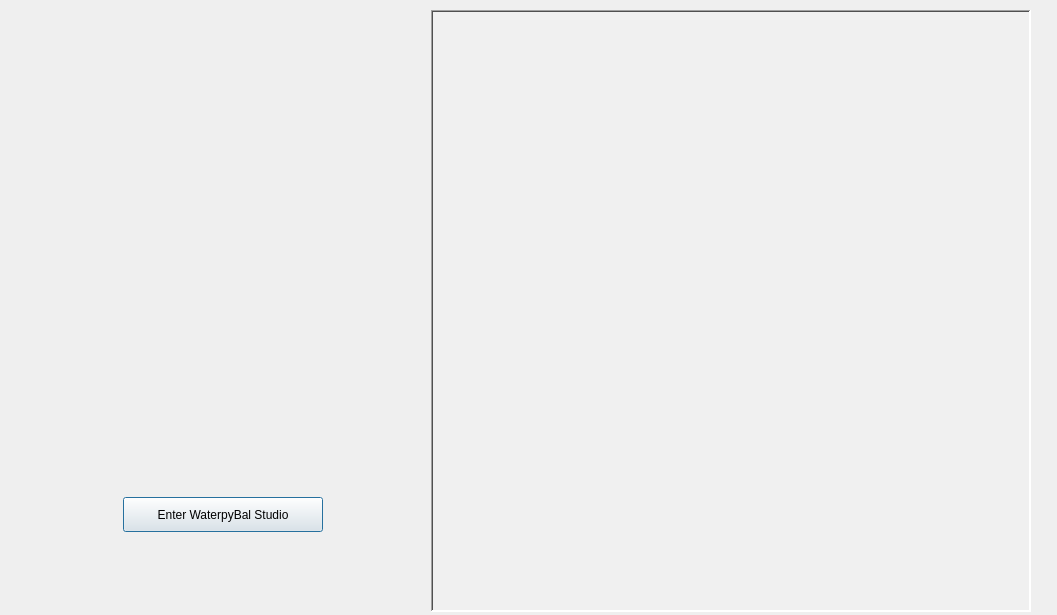
Old version of the form waterpybal_ui_py_inc_functions/waterpybal_ui_design/waterpybalstudiointro_window.ui in the repository IDAEA-EVS/waterpybal.
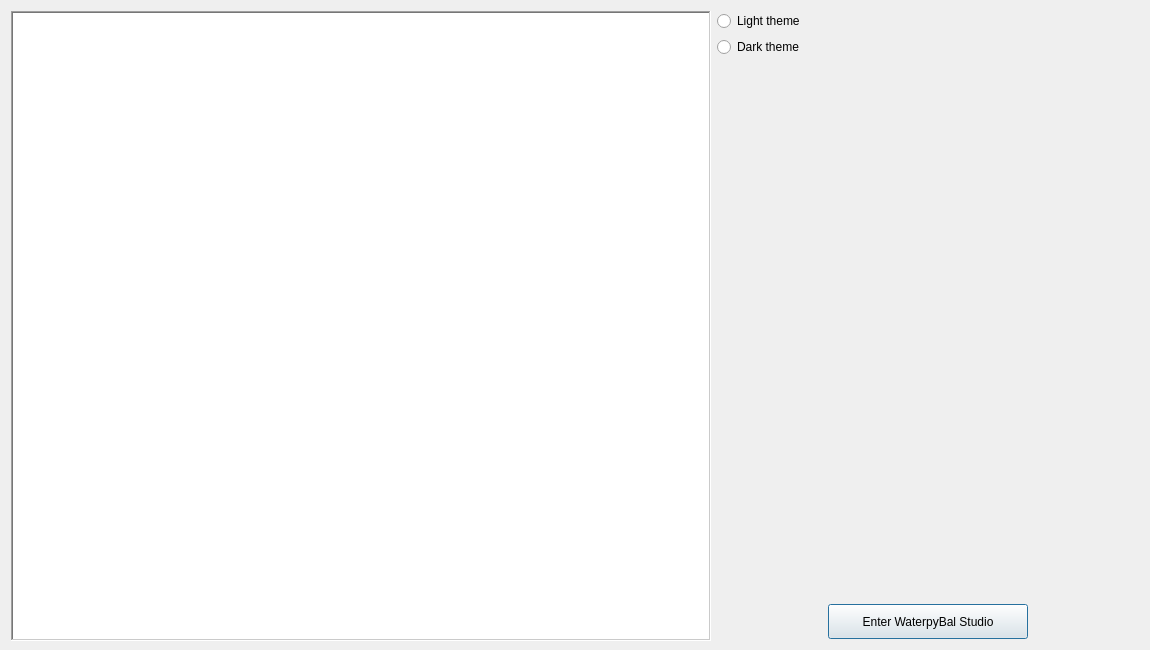
New version of the form. Icons and pictures are not drawn.

The edit to the form file:
```diff
--- a/waterpybal_ui_py_inc_functions/waterpybal_ui_design/waterpybalstudiointro_window.ui
+++ b/waterpybal_ui_py_inc_functions/waterpybal_ui_design/waterpybalstudiointro_window.ui
@@ -6,167 +6,173 @@
    <rect>
     <x>0</x>
     <y>0</y>
-    <width>1057</width>
-    <height>615</height>
+    <width>1150</width>
+    <height>650</height>
    </rect>
   </property>
   <property name="minimumSize">
    <size>
-    <width>1057</width>
-    <height>615</height>
+    <width>1150</width>
+    <height>650</height>
+   </size>
+  </property>
+  <property name="maximumSize">
+   <size>
+    <width>1300</width>
+    <height>800</height>
    </size>
   </property>
   <property name="windowTitle">
    <string>WaterPyBal Studio</string>
   </property>
-  <widget class="QWidget" name="">
-   <property name="geometry">
-    <rect>
-     <x>20</x>
-     <y>10</y>
-     <width>1011</width>
-     <height>602</height>
-    </rect>
-   </property>
-   <layout class="QHBoxLayout" name="horizontalLayout_2">
-    <item>
-     <layout class="QVBoxLayout" name="verticalLayout">
-      <item>
-       <widget class="QLabel" name="label">
-        <property name="minimumSize">
-         <size>
-          <width>400</width>
-          <height>400</height>
-         </size>
-        </property>
-        <property name="maximumSize">
-         <size>
-          <width>400</width>
-          <height>400</height>
-         </size>
-        </property>
-        <property name="text">
-         <string/>
-        </property>
-        <property name="pixmap">
-         <pixmap>../cat.jpg</pixmap>
-        </property>
-       </widget>
-      </item>
-      <item>
-       <spacer name="verticalSpacer">
-        <property name="orientation">
-         <enum>Qt::Vertical</enum>
-        </property>
-        <property name="sizeHint" stdset="0">
-         <size>
-          <width>20</width>
-          <height>40</height>
-         </size>
-        </property>
-       </spacer>
-      </item>
-      <item>
-       <layout class="QHBoxLayout" name="horizontalLayout">
-        <item>
-         <spacer name="horizontalSpacer">
-          <property name="orientation">
-           <enum>Qt::Horizontal</enum>
-          </property>
-          <property name="sizeHint" stdset="0">
-           <size>
-            <width>40</width>
-            <height>20</height>
-           </size>
-          </property>
-         </spacer>
-        </item>
-        <item>
-         <widget class="QPushButton" name="pushButton">
-          <property name="minimumSize">
-           <size>
-            <width>200</width>
-            <height>35</height>
-           </size>
-          </property>
-          <property name="maximumSize">
-           <size>
-            <width>200</width>
-            <height>35</height>
-           </size>
-          </property>
-          <property name="text">
-           <string>Enter WaterpyBal Studio</string>
-          </property>
-         </widget>
-        </item>
-        <item>
-         <spacer name="horizontalSpacer_2">
-          <property name="orientation">
-           <enum>Qt::Horizontal</enum>
-          </property>
-          <property name="sizeHint" stdset="0">
-           <size>
-            <width>40</width>
-            <height>20</height>
-           </size>
-          </property>
-         </spacer>
-        </item>
-       </layout>
-      </item>
-      <item>
-       <spacer name="verticalSpacer_2">
-        <property name="orientation">
-         <enum>Qt::Vertical</enum>
-        </property>
-        <property name="sizeHint" stdset="0">
-         <size>
-          <width>20</width>
-          <height>40</height>
-         </size>
-        </property>
-       </spacer>
-      </item>
-     </layout>
-    </item>
-    <item>
-     <widget class="QTextBrowser" name="textBrowser_help">
-      <property name="minimumSize">
-       <size>
-        <width>600</width>
-        <height>600</height>
-       </size>
-      </property>
-      <property name="autoFillBackground">
-       <bool>true</bool>
-      </property>
-      <property name="styleSheet">
-       <string notr="true">background-color: rgb(240, 240, 240)</string>
-      </property>
-      <property name="frameShape">
-       <enum>QFrame::WinPanel</enum>
-      </property>
-      <property name="frameShadow">
-       <enum>QFrame::Sunken</enum>
-      </property>
-      <property name="lineWidth">
-       <number>0</number>
-      </property>
-      <property name="readOnly">
-       <bool>true</bool>
-      </property>
-      <property name="html">
-       <string>&lt;!DOCTYPE HTML PUBLIC &quot;-//W3C//DTD HTML 4.0//EN&quot; &quot;http://www.w3.org/TR/REC-html40/strict.dtd&quot;&gt;
+  <layout class="QHBoxLayout" name="horizontalLayout_2">
+   <item>
+    <widget class="QTextBrowser" name="textBrowser_help">
+     <property name="minimumSize">
+      <size>
+       <width>700</width>
+       <height>630</height>
+      </size>
+     </property>
+     <property name="maximumSize">
+      <size>
+       <width>16777215</width>
+       <height>850</height>
+      </size>
+     </property>
+     <property name="autoFillBackground">
+      <bool>true</bool>
+     </property>
+     <property name="frameShape">
+      <enum>QFrame::WinPanel</enum>
+     </property>
+     <property name="frameShadow">
+      <enum>QFrame::Sunken</enum>
+     </property>
+     <property name="lineWidth">
+      <number>0</number>
+     </property>
+     <property name="readOnly">
+      <bool>true</bool>
+     </property>
+     <property name="html">
+      <string>&lt;!DOCTYPE HTML PUBLIC &quot;-//W3C//DTD HTML 4.0//EN&quot; &quot;http://www.w3.org/TR/REC-html40/strict.dtd&quot;&gt;
 &lt;html&gt;&lt;head&gt;&lt;meta name=&quot;qrichtext&quot; content=&quot;1&quot; /&gt;&lt;style type=&quot;text/css&quot;&gt;
 p, li { white-space: pre-wrap; }
 &lt;/style&gt;&lt;/head&gt;&lt;body style=&quot; font-family:'MS Shell Dlg 2'; font-size:8.1pt; font-weight:400; font-style:normal;&quot;&gt;
-&lt;p style=&quot;-qt-paragraph-type:empty; margin-top:6px; margin-bottom:6px; margin-left:0px; margin-right:0px; -qt-block-indent:0; text-indent:0px;&quot;&gt;&lt;br /&gt;&lt;/p&gt;&lt;/body&gt;&lt;/html&gt;</string>
-      </property>
-     </widget>
-    </item>
-   </layout>
-  </widget>
+&lt;p style=&quot;-qt-paragraph-type:empty; margin-top:0px; margin-bottom:0px; margin-left:0px; margin-right:0px; -qt-block-indent:0; text-indent:0px;&quot;&gt;&lt;br /&gt;&lt;/p&gt;&lt;/body&gt;&lt;/html&gt;</string>
+     </property>
+    </widget>
+   </item>
+   <item>
+    <layout class="QVBoxLayout" name="verticalLayout">
+     <item>
+      <widget class="QRadioButton" name="radioButton_light">
+       <property name="enabled">
+        <bool>true</bool>
+       </property>
+       <property name="text">
+        <string>Light theme</string>
+       </property>
+      </widget>
+     </item>
+     <item>
+      <widget class="QRadioButton" name="radioButton_dark">
+       <property name="enabled">
+        <bool>true</bool>
+       </property>
+       <property name="text">
+        <string>Dark theme</string>
+       </property>
+      </widget>
+     </item>
+     <item>
+      <widget class="QLabel" name="label">
+       <property name="minimumSize">
+        <size>
+         <width>400</width>
+         <height>550</height>
+        </size>
+       </property>
+       <property name="maximumSize">
+        <size>
+         <width>400</width>
+         <height>1000</height>
+        </size>
+       </property>
+       <property name="text">
+        <string/>
+       </property>
+       <property name="pixmap">
+        <pixmap>../cat.jpg</pixmap>
+       </property>
+      </widget>
+     </item>
+     <item>
+      <spacer name="verticalSpacer_2">
+       <property name="orientation">
+        <enum>Qt::Vertical</enum>
+       </property>
+       <property name="sizeHint" stdset="0">
+        <size>
+         <width>20</width>
+         <height>40</height>
+        </size>
+       </property>
+      </spacer>
+     </item>
+     <item>
+      <layout class="QHBoxLayout" name="horizontalLayout">
+       <item>
+        <spacer name="horizontalSpacer">
+         <property name="orientation">
+          <enum>Qt::Horizontal</enum>
+         </property>
+         <property name="sizeHint" stdset="0">
+          <size>
+           <width>40</width>
+           <height>20</height>
+          </size>
+         </property>
+        </spacer>
+       </item>
+       <item>
+        <widget class="QPushButton" name="pushButton">
+         <property name="minimumSize">
+          <size>
+           <width>200</width>
+           <height>35</height>
+          </size>
+         </property>
+         <property name="maximumSize">
+          <size>
+           <width>200</width>
+           <height>35</height>
+          </size>
+         </property>
+         <property name="text">
+          <string>Enter WaterpyBal Studio</string>
+         </property>
+        </widget>
+       </item>
+       <item>
+        <spacer name="horizontalSpacer_2">
+         <property name="orientation">
+          <enum>Qt::Horizontal</enum>
+         </property>
+         <property name="sizeHint" stdset="0">
+          <size>
+           <width>40</width>
+           <height>20</height>
+          </size>
+         </property>
+        </spacer>
+       </item>
+      </layout>
+     </item>
+    </layout>
+   </item>
+  </layout>
  </widget>
  <resources/>
  <connections/>
```
